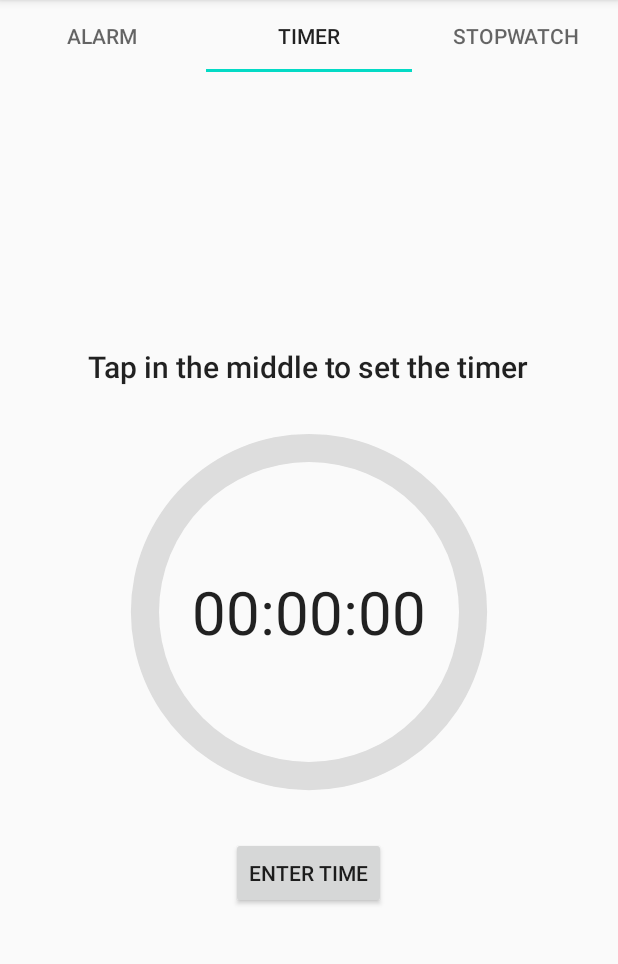
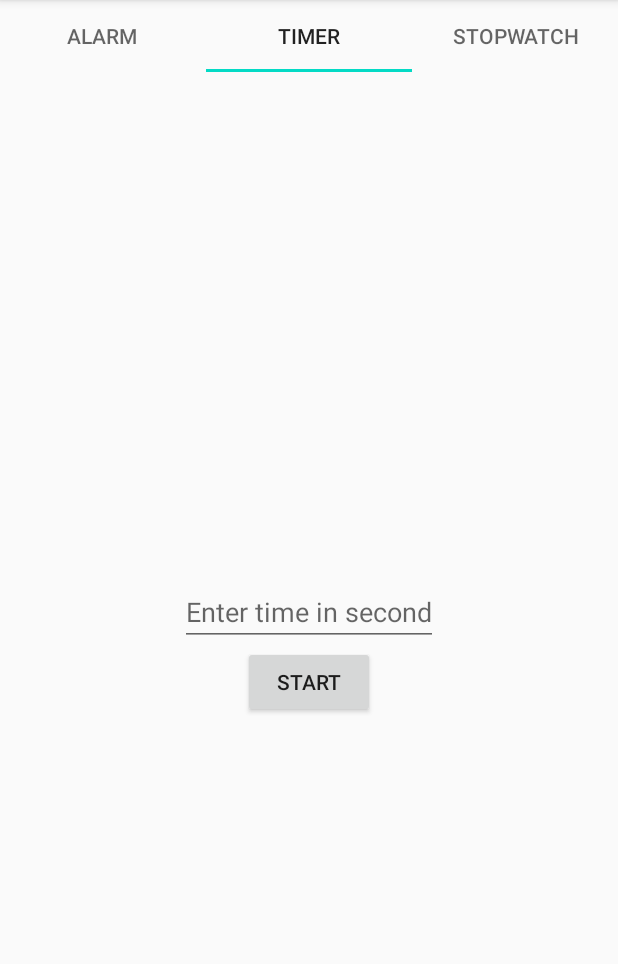
Before and after one commit to aayush-meshram/clockplus, an Android app: the screen it shows after launch (MainActivity), tab 2 chosen, on a phone screen of 412 x 824 dp, the part 84-1048 px from its top. Run offline under Robolectric (Android 15) with nearby library versions, the phone set to English and light mode, and no system bars.

```diff
--- a/app/src/main/java/com/myapp/clock/MyDialog.java
+++ b/app/src/main/java/com/myapp/clock/MyDialog.java
@@ -23,6 +23,7 @@ public class MyDialog extends DialogFragment {
 
     private static final String TAG = "MyCustomDialog";
     private static final String MY_VALUE = "SET TIME";
+    public static final int DIALOG_REQUEST_CODE = 1;
 
     public interface ISelectedData {
         void onSelectedData(String string);
@@ -78,7 +79,7 @@ public class MyDialog extends DialogFragment {
 //                    MainFragment fragment = (MainFragment) getActivity().getFragmentManager().findFragmentByTag("MainFragment");
 //                    fragment.mInputDisplay.setText(input);
 
-                    mOnInputSelected.sendInput(input);
+                    mOnInputSelected.onSelectedData(input);
                 }
                 getDialog().dismiss();
             }
--- a/app/src/main/java/com/myapp/clock/PagerAdapter.java
+++ b/app/src/main/java/com/myapp/clock/PagerAdapter.java
@@ -22,7 +22,7 @@ public class PagerAdapter extends FragmentPagerAdapter {
             case 0:
                 return new AlarmFragment();
             case 1:
-                return new TimerFragment();
+                return new timerfragment1();
             case 2:
                 return new StopwatchFragment();
             default:
--- /dev/null
+++ b/app/src/main/java/com/myapp/clock/timerfragment1.java
@@ -0,0 +1,70 @@
+package com.myapp.clock;
+
+import android.os.Bundle;
+import android.os.CountDownTimer;
+import android.view.LayoutInflater;
+import android.view.View;
+import android.view.ViewGroup;
+import android.widget.Button;
+import android.widget.EditText;
+import android.widget.TextView;
+import android.widget.Toast;
+
+import androidx.annotation.Nullable;
+import androidx.fragment.app.Fragment;
+
+import java.util.Locale;
+
+public class timerfragment1 extends Fragment {
+    public EditText mSec;
+    public TextView mTIME;
+    public Button mButtonSelected;
+    public CountDownTimer countDownTimer;
+    public long timeLeftinMillis;
+    int hrs, min ,sec;
+
+    @Override
+    public View onCreateView(LayoutInflater inflater, final ViewGroup container,
+                             Bundle savedInstanceState) {
+        View view = inflater.inflate(R.layout.timerfrag1, container, false);
+        mSec = view.findViewById(R.id.mSec);
+        mTIME = view.findViewById(R.id.mTIME);
+        mButtonSelected = view.findViewById(R.id.mButtonStart);
+        mTIME.setVisibility(View.INVISIBLE);
+
+        mButtonSelected.setOnClickListener(new View.OnClickListener() {
+            @Override
+            public void onClick(View view) {
+                mSec.setVisibility(View.INVISIBLE);
+                mTIME.setVisibility(View.VISIBLE);
+                if (mSec.getText().toString().isEmpty())
+                    return;
+                else {
+                    timeLeftinMillis = Long.parseLong(mSec.getText().toString()) * 1000;
+                    countDownTimer = new CountDownTimer(timeLeftinMillis,1000) {
+                        @Override
+                        public void onTick(long millisUntilFinished) {
+                            timeLeftinMillis = millisUntilFinished;
+                            hrs = (int) (timeLeftinMillis / 1000) / 60 / 24;
+                            min = (int) (timeLeftinMillis / 1000) / 60;
+                            sec = (int) (timeLeftinMillis / 1000) % 60;
+                            String s1 = String.format(Locale.getDefault(), "%02d:%02d:%02d", hrs, min, sec);
+                            mTIME.setText(s1);
+                        }
+
+                        @Override
+                        public void onFinish() {
+                            mSec.setVisibility(View.VISIBLE);
+                            mButtonSelected.setVisibility(View.VISIBLE);
+                            mTIME.setVisibility(View.INVISIBLE);
+                            mTIME.setText("00:00");
+                            Toast.makeText(getContext(), "DONE!", Toast.LENGTH_SHORT).show();
+                        }
+                    }.start();
+                }
+            }
+        });
+
+        return view;
+    }
+}
--- /dev/null
+++ b/app/src/main/res/layout/timerfrag1.xml
@@ -0,0 +1,33 @@
+<?xml version="1.0" encoding="utf-8"?>
+<RelativeLayout xmlns:android="http://schemas.android.com/apk/res/android"
+    android:layout_width="match_parent"
+    android:layout_height="match_parent"
+    >
+
+
+    <EditText
+        android:id="@+id/mSec"
+        android:layout_width="wrap_content"
+        android:layout_height="wrap_content"
+        android:hint="Enter time in second"
+        android:layout_centerInParent="true"/>
+
+    <Button
+        android:layout_width="wrap_content"
+        android:layout_height="wrap_content"
+        android:text="Start"
+        android:layout_below="@id/mSec"
+        android:id="@+id/mButtonStart"
+        android:layout_centerHorizontal="true"/>
+
+    <TextView
+        android:layout_width="wrap_content"
+        android:layout_height="wrap_content"
+        android:textAppearance="@style/TextAppearance.AppCompat.Title"
+        android:text="00:00"
+        android:textSize="30dp"
+        android:id="@+id/mTIME"
+        android:layout_centerHorizontal="true"
+        android:layout_above="@id/mButtonStart"/>
+
+</RelativeLayout>
```
Also changed, not shown: app/src/main/java/com/myapp/clock/StopwatchFragment.java (+4 -4 lines), app/src/main/java/com/myapp/clock/TimerFragment.java (+22 -18 lines).
